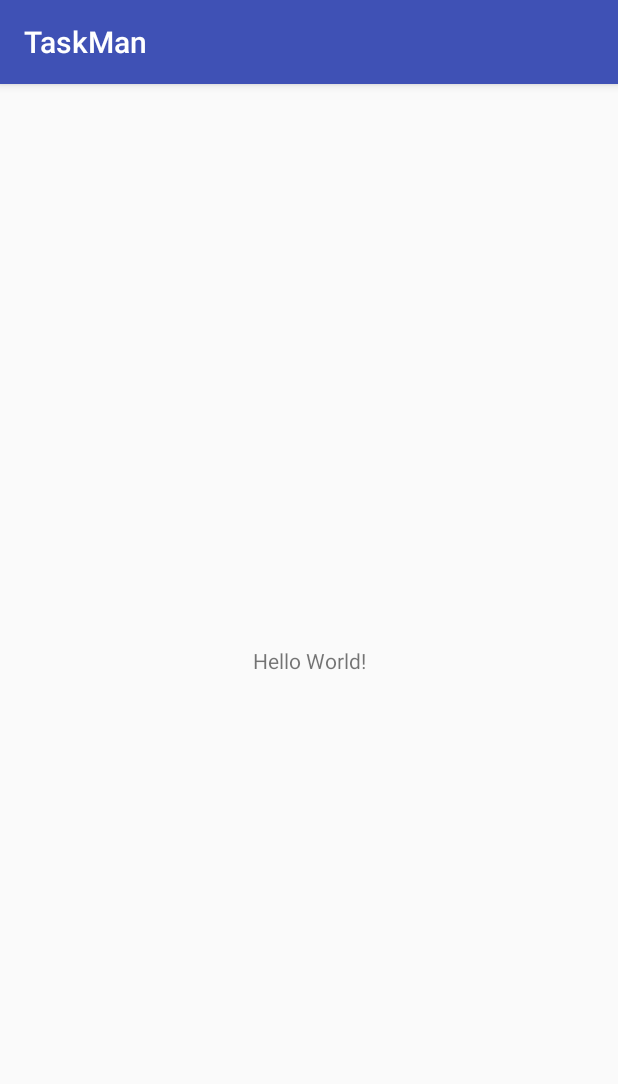
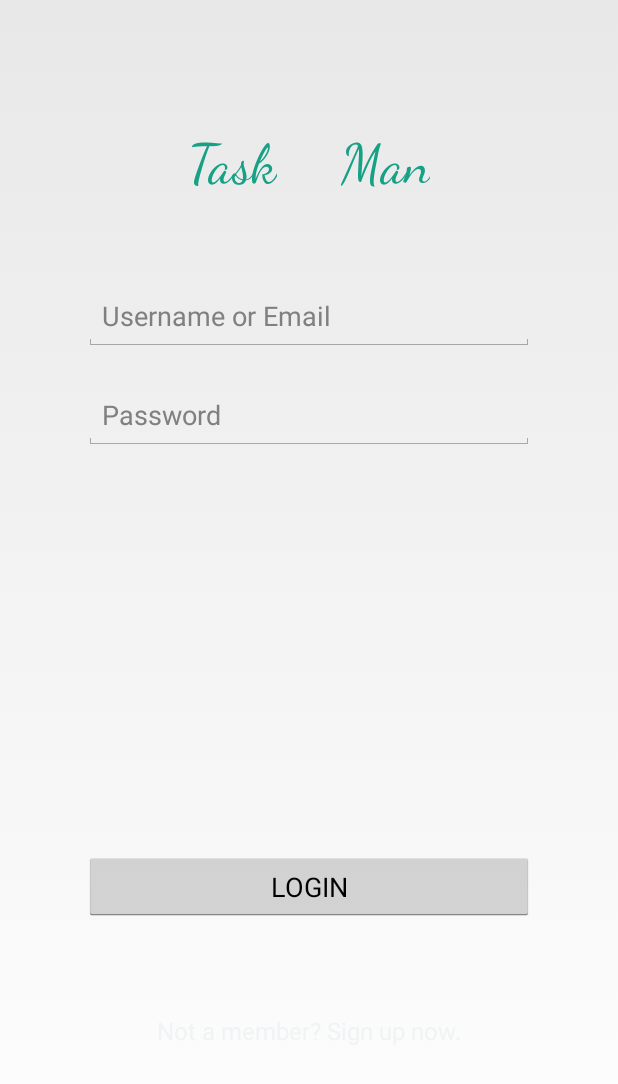
Before and after one commit to aashish157/TaskMan, an Android app: the screen it shows after launch (MainActivity), on a phone screen of 412 x 824 dp. Shown: the top 1084 px of the screen. Run offline under Robolectric (Android 15) with nearby library versions, the phone set to English and light mode, and no system bars.

Commit message:
login activity design done

```diff
--- a/app/src/main/AndroidManifest.xml
+++ b/app/src/main/AndroidManifest.xml
@@ -9,6 +9,7 @@
         android:roundIcon="@mipmap/ic_launcher_round"
         android:supportsRtl="true"
         android:theme="@style/AppTheme">
+
         <activity android:name=".MainActivity">
             <intent-filter>
                 <action android:name="android.intent.action.MAIN" />
@@ -16,6 +17,15 @@
                 <category android:name="android.intent.category.LAUNCHER" />
             </intent-filter>
         </activity>
+
+        <activity android:name=".signUpActivity">
+            <intent-filter>
+                <action android:name="com.taskman.signupactivity" />
+
+                <category android:name="android.intent.category.DEFAULT" />
+            </intent-filter>
+
+        </activity>
     </application>
 
 </manifest>
--- a/app/src/main/java/com/argbots/aashish/taskman/MainActivity.java
+++ b/app/src/main/java/com/argbots/aashish/taskman/MainActivity.java
@@ -1,13 +1,43 @@
 package com.argbots.aashish.taskman;
 
+import android.app.Activity;
+import android.content.Intent;
 import android.support.v7.app.AppCompatActivity;
 import android.os.Bundle;
+import android.view.View;
+import android.widget.Button;
+import android.widget.EditText;
+import android.widget.TextView;
 
-public class MainActivity extends AppCompatActivity {
+public class MainActivity extends Activity {
 
     @Override
     protected void onCreate(Bundle savedInstanceState) {
         super.onCreate(savedInstanceState);
         setContentView(R.layout.activity_main);
+
+        EditText username = (EditText) findViewById(R.id.username);
+        EditText password = (EditText) findViewById(R.id.password);
+        Button loginBtn = (Button) findViewById(R.id.login);
+        TextView loginActivityText = (TextView) findViewById(R.id.loginTextView);
+
+        //onclick login button function
+        loginBtn.setOnClickListener(new View.OnClickListener() {
+
+            @Override
+            public void onClick(View view) {
+
+            }
+        });
+
+        //onclick login activity text function
+        loginActivityText.setOnClickListener(new View.OnClickListener() {
+
+            @Override
+            public void onClick(View view) {
+                Intent intent = new Intent("com.taskman.signupactivity");
+                startActivity(intent);
+            }
+        });
     }
 }
--- /dev/null
+++ b/app/src/main/java/com/argbots/aashish/taskman/signUpActivity.java
@@ -0,0 +1,14 @@
+package com.argbots.aashish.taskman;
+
+import android.app.Activity;
+import android.support.v7.app.AppCompatActivity;
+import android.os.Bundle;
+
+public class signUpActivity extends Activity {
+
+    @Override
+    protected void onCreate(Bundle savedInstanceState) {
+        super.onCreate(savedInstanceState);
+        setContentView(R.layout.activity_sign_up);
+    }
+}
--- a/app/src/main/res/layout/activity_main.xml
+++ b/app/src/main/res/layout/activity_main.xml
@@ -1,18 +1,84 @@
 <?xml version="1.0" encoding="utf-8"?>
-<android.support.constraint.ConstraintLayout xmlns:android="http://schemas.android.com/apk/res/android"
+<RelativeLayout xmlns:android="http://schemas.android.com/apk/res/android"
     xmlns:app="http://schemas.android.com/apk/res-auto"
     xmlns:tools="http://schemas.android.com/tools"
     android:layout_width="match_parent"
     android:layout_height="match_parent"
-    tools:context=".MainActivity">
+    tools:background="#17202A"
+    tools:context="@android">
+
+    <EditText
+        android:id="@+id/username"
+        android:layout_width="300dp"
+        android:layout_height="46dp"
+        android:layout_alignParentTop="true"
+        android:layout_centerHorizontal="true"
+        android:layout_marginTop="188dp"
+        android:ems="10"
+        android:hint="Username or Email"
+        android:inputType="textPersonName"
+        tools:background="#f0f3f4"
+        tools:paddingLeft="15dp" />
+
+    <EditText
+        android:id="@+id/password"
+        android:layout_width="300dp"
+        android:layout_height="46dp"
+        android:layout_alignParentTop="true"
+        android:layout_centerHorizontal="true"
+        android:layout_marginTop="254dp"
+        android:ems="10"
+        android:hint="Password"
+        android:inputType="textPersonName"
+        tools:background="#F0F3F4"
+        tools:paddingLeft="15dp" />
+
+    <Button
+        android:id="@+id/login"
+        android:layout_width="300dp"
+        android:layout_height="46dp"
+        android:layout_alignParentBottom="true"
+        android:layout_centerHorizontal="true"
+        android:layout_marginBottom="210dp"
+        android:text="LOGIN"
+        tools:background="#16A085" />
 
     <TextView
+        android:id="@+id/loginTextView"
+        android:layout_width="270dp"
+        android:layout_height="wrap_content"
+        android:layout_alignParentBottom="true"
+        android:layout_centerHorizontal="true"
+        android:layout_marginBottom="126dp"
+        android:text="Not a member? Sign up now."
+        android:textAlignment="center"
+        android:textColor="#f0f3f4"
+        android:textSize="16sp" />
+
+    <TextView
+        android:id="@+id/textView2"
         android:layout_width="wrap_content"
-        android:layout_height="wrap_content"
-        android:text="Hello World!"
-        app:layout_constraintBottom_toBottomOf="parent"
-        app:layout_constraintLeft_toLeftOf="parent"
-        app:layout_constraintRight_toRightOf="parent"
-        app:layout_constraintTop_toTopOf="parent" />
+        android:layout_height="46dp"
+        android:layout_alignParentStart="true"
+        android:layout_alignParentTop="true"
+        android:layout_marginRight="20dp"
+        android:layout_marginStart="125dp"
+        android:layout_marginTop="88dp"
+        android:fontFamily="cursive"
+        android:text="Task"
+        android:textColor="#16A085"
+        android:textSize="36sp" />
 
-</android.support.constraint.ConstraintLayout>
+    <TextView
+        android:id="@+id/textView3"
+        android:layout_width="wrap_content"
+        android:layout_height="46dp"
+        android:layout_alignParentEnd="true"
+        android:layout_alignTop="@+id/textView2"
+        android:layout_marginBottom="88dp"
+        android:layout_marginEnd="125dp"
+        android:fontFamily="cursive"
+        android:text="Man"
+        android:textColor="#16A085"
+        android:textSize="36sp" />
+</RelativeLayout>
--- /dev/null
+++ b/app/src/main/res/layout/activity_sign_up.xml
@@ -0,0 +1,10 @@
+<?xml version="1.0" encoding="utf-8"?>
+<android.support.constraint.ConstraintLayout xmlns:android="http://schemas.android.com/apk/res/android"
+    xmlns:app="http://schemas.android.com/apk/res-auto"
+    xmlns:tools="http://schemas.android.com/tools"
+    android:layout_width="match_parent"
+    android:layout_height="match_parent"
+    tools:background="@android:color/holo_blue_bright"
+    tools:context=".signUpActivity">
+
+</android.support.constraint.ConstraintLayout>
--- a/app/src/main/res/values/colors.xml
+++ b/app/src/main/res/values/colors.xml
@@ -1,6 +1,6 @@
 <?xml version="1.0" encoding="utf-8"?>
 <resources>
-    <color name="colorPrimary">#3F51B5</color>
-    <color name="colorPrimaryDark">#303F9F</color>
-    <color name="colorAccent">#FF4081</color>
+    <color name="colorPrimary">#3f51b5</color>
+    <color name="colorPrimaryDark">#303f9f</color>
+    <color name="colorAccent">#f72754</color>
 </resources>
--- a/app/src/main/res/values/styles.xml
+++ b/app/src/main/res/values/styles.xml
@@ -1,7 +1,7 @@
 <resources>
 
     <!-- Base application theme. -->
-    <style name="AppTheme" parent="Theme.AppCompat.Light.DarkActionBar">
+    <style name="AppTheme" parent="@android:style/Theme.Holo.Light.NoActionBar.Fullscreen">
         <!-- Customize your theme here. -->
         <item name="colorPrimary">@color/colorPrimary</item>
         <item name="colorPrimaryDark">@color/colorPrimaryDark</item>
```
